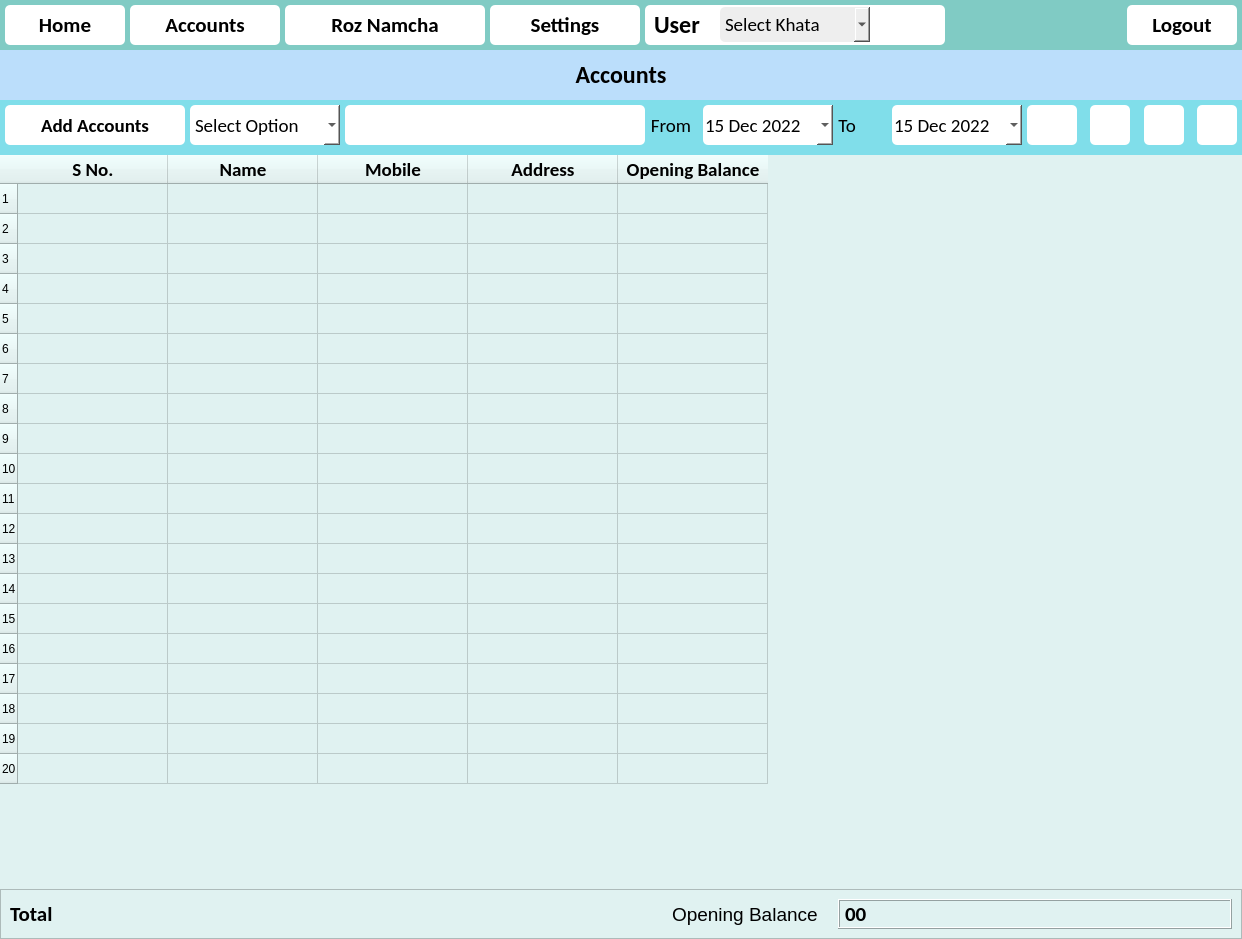
Old version of the form ui/main_window.ui in the repository CodeWithEhtisham/Digital-Khata.
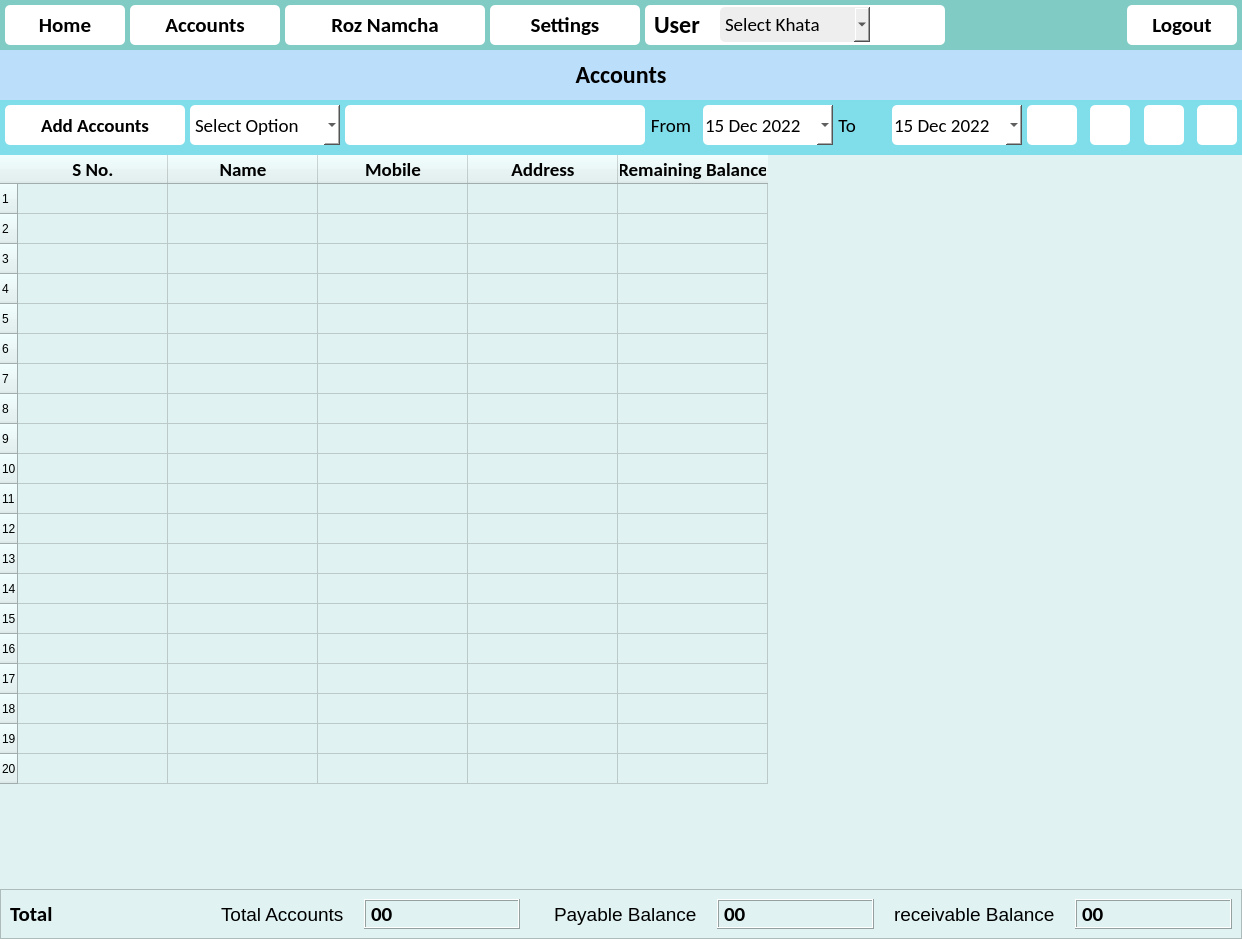
New version of the form. The open tabs and pages were chosen to show the change. Icons and pictures are not drawn.

What changed in the file:
```diff
--- a/ui/main_window.ui
+++ b/ui/main_window.ui
@@ -1248,7 +1248,7 @@
           </column>
           <column>
            <property name="text">
-            <string>Opening Balance</string>
+            <string>Remaining Balance</string>
            </property>
            <property name="font">
             <font>
@@ -1314,12 +1314,78 @@
                  </font>
                 </property>
                 <property name="text">
-                 <string>Opening Balance</string>
+                 <string>Total Accounts</string>
                 </property>
                </widget>
               </item>
               <item>
-               <widget class="QLabel" name="lbl_total_opening">
+               <widget class="QLabel" name="lbl_total_accounts">
+                <property name="font">
+                 <font>
+                  <family>Calibri</family>
+                  <pointsize>16</pointsize>
+                  <weight>75</weight>
+                  <bold>true</bold>
+                 </font>
+                </property>
+                <property name="frameShape">
+             <enum>QFrame::Box</enum>
+            </property>
+            <property name="frameShadow">
+             <enum>QFrame::Raised</enum>
+            </property>
+                <property name="text">
+                 <string>00</string>
+                </property>
+               </widget>
+              </item>
+              <item alignment="Qt::AlignRight">
+               <widget class="QLabel" name="label_7">
+                <property name="font">
+                 <font>
+                  <pointsize>14</pointsize>
+                 </font>
+                </property>
+                <property name="text">
+                 <string>Payable Balance</string>
+                </property>
+               </widget>
+              </item>
+              <item>
+               <widget class="QLabel" name="lbl_total_payable">
+                <property name="font">
+                 <font>
+                  <family>Calibri</family>
+                  <pointsize>16</pointsize>
+                  <weight>75</weight>
+                  <bold>true</bold>
+                 </font>
+                </property>
+                <property name="frameShape">
+             <enum>QFrame::Box</enum>
+            </property>
+            <property name="frameShadow">
+             <enum>QFrame::Raised</enum>
+            </property>
+                <property name="text">
+                 <string>00</string>
+                </property>
+               </widget>
+              </item>
+              <item alignment="Qt::AlignRight">
+               <widget class="QLabel" name="label_7">
+                <property name="font">
+                 <font>
+                  <pointsize>14</pointsize>
+                 </font>
+                </property>
+                <property name="text">
+                 <string>receivable Balance</string>
+                </property>
+               </widget>
+              </item>
+              <item>
+               <widget class="QLabel" name="lbl_total_receivable">
                 <property name="font">
                  <font>
                   <family>Calibri</family>
```
Left out of the diff: 4 changed lines with no effect on the pictures.
